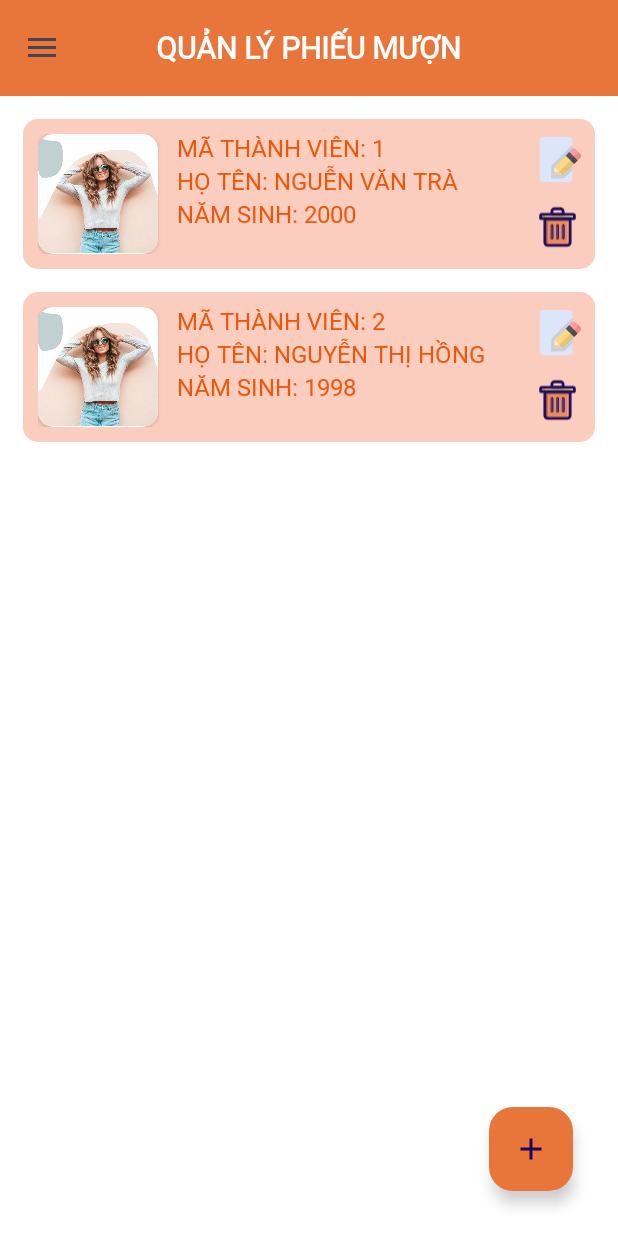
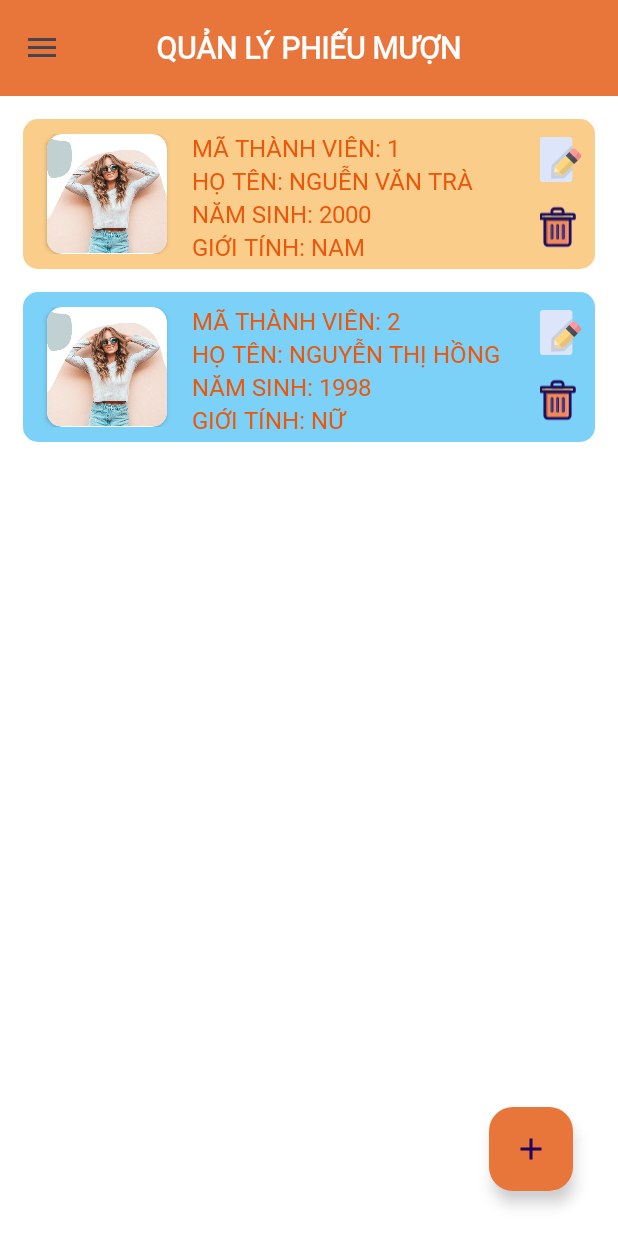
Before and after one commit to nvdhai2003/duanmaulib_hainvdph27340, an Android app: the fragment QLTVFragment placed in its activity, on a phone screen of 412 x 824 dp. Run offline under Robolectric (Android 15) with nearby library versions, the phone set to English and light mode, and no system bars.

Commit message:
update thi

```diff
--- a/app/src/main/java/hainvdph27340/fpoly/libpn/adapter/ThanhVienAdapter.java
+++ b/app/src/main/java/hainvdph27340/fpoly/libpn/adapter/ThanhVienAdapter.java
@@ -5,11 +5,14 @@ import android.app.Activity;
 import android.app.AlertDialog;
 import android.content.Context;
 import android.content.DialogInterface;
+import android.content.res.ColorStateList;
+import android.graphics.Color;
 import android.view.LayoutInflater;
 import android.view.View;
 import android.view.ViewGroup;
 import android.widget.EditText;
 import android.widget.ImageView;
+import android.widget.LinearLayout;
 import android.widget.TextView;
 import android.widget.Toast;
 
@@ -47,6 +50,20 @@ public class ThanhVienAdapter extends RecyclerView.Adapter<ThanhVienAdapter.View
         holder.txtMaTv.setText("MÃ THÀNH VIÊN: " + thanhVien.getMATV());
         holder.txtTenTv.setText("HỌ TÊN: " + thanhVien.getHOTEN());
         holder.txtNamSinh.setText("NĂM SINH: " + thanhVien.getNAMSINH());
+        holder.txtGioiTinh.setText("GIỚI TÍNH: " + thanhVien.getGIOITINH());
+
+        if (thanhVien.getGIOITINH().equals("Nam")) {
+            holder.linearThanhVien.setBackgroundResource(R.color.orange);
+        } else {
+            holder.linearThanhVien.setBackgroundResource(R.color.blue);
+        }
+
+        holder.linearThanhVien.setOnClickListener(new View.OnClickListener() {
+            @Override
+            public void onClick(View view) {
+                showDialogThongTin(thanhVien);
+            }
+        });
         holder.ivEdit.setOnClickListener(new View.OnClickListener() {
             @Override
             public void onClick(View v) {
@@ -119,8 +136,9 @@ public class ThanhVienAdapter extends RecyclerView.Adapter<ThanhVienAdapter.View
     }
 
     public class ViewHolder extends RecyclerView.ViewHolder {
-        TextView txtMaTv, txtTenTv, txtNamSinh;
+        TextView txtMaTv, txtTenTv, txtNamSinh, txtGioiTinh;
         ImageView ivEdit, ivDelete;
+        LinearLayout linearThanhVien;
 
         public ViewHolder(@NonNull View itemView) {
             super(itemView);
@@ -128,8 +146,10 @@ public class ThanhVienAdapter extends RecyclerView.Adapter<ThanhVienAdapter.View
             txtMaTv = itemView.findViewById(R.id.txt_matv);
             txtTenTv = itemView.findViewById(R.id.txt_tentv);
             txtNamSinh = itemView.findViewById(R.id.txt_namsinh);
+            txtGioiTinh = itemView.findViewById(R.id.txt_gioitinh);
             ivEdit = itemView.findViewById(R.id.iv_edit_tv);
             ivDelete = itemView.findViewById(R.id.iv_delete_tv);
+            linearThanhVien = itemView.findViewById(R.id.linear_thanhvien);
         }
     }
 
@@ -190,4 +210,32 @@ public class ThanhVienAdapter extends RecyclerView.Adapter<ThanhVienAdapter.View
         });
         dialog.show();
     }
+    @SuppressLint({"MissingInflatedId", "LocalSuppress"})
+    public void showDialogThongTin(ThanhVien thanhVien) {
+        AlertDialog.Builder builder = new AlertDialog.Builder(context);
+        LayoutInflater layoutInflater = ((Activity) context).getLayoutInflater();
+        View view = layoutInflater.inflate(R.layout.dialog_show_thongtin, null);
+        builder.setView(view);
+
+        TextView tvMaTv = view.findViewById(R.id.txt_show_matv);
+        TextView tvTenTv = view.findViewById(R.id.txt_show_tentv);
+        TextView tvNamSinhTv = view.findViewById(R.id.txt_show_namsinhtv);
+        TextView tvGioiTinhTv = view.findViewById(R.id.txt_show_gioitinhtv);
+
+        tvMaTv.setText("MÃ THÀNH VIÊN: " + String.valueOf(thanhVien.getMATV()));
+        tvTenTv.setText("HỌ TÊN: " + thanhVien.getHOTEN());
+        tvNamSinhTv.setText("NĂM SINH: " + thanhVien.getNAMSINH());
+        tvGioiTinhTv.setText("GIỚI TÍNH: " + thanhVien.getGIOITINH());
+
+        AlertDialog dialog = builder.create();
+
+        dialog.setOnShowListener(new DialogInterface.OnShowListener() {
+            @Override
+            public void onShow(DialogInterface dialogInterface) {
+                dialog.getWindow().setBackgroundDrawableResource(R.drawable.dialog_background);
+            }
+        });
+        dialog.show();
+
+    }
 }
--- a/app/src/main/java/hainvdph27340/fpoly/libpn/dao/ThanhVienDAO.java
+++ b/app/src/main/java/hainvdph27340/fpoly/libpn/dao/ThanhVienDAO.java
@@ -24,17 +24,18 @@ public class ThanhVienDAO {
         if (cursor.getCount() != 0) {
             cursor.moveToFirst();
             do {
-                list.add(new ThanhVien(cursor.getInt(0), cursor.getString(1), cursor.getString(2)));
+                list.add(new ThanhVien(cursor.getInt(0), cursor.getString(1), cursor.getString(2), cursor.getString(3)));
             } while (cursor.moveToNext());
         }
         return list;
     }
 
-    public boolean themThanhVien(String HOTEN, String NAMSINH) {
+    public boolean themThanhVien(String HOTEN, String NAMSINH, String GIOITINH) {
         SQLiteDatabase db = dbHelper.getWritableDatabase();
         ContentValues contentValues = new ContentValues();
         contentValues.put("HOTEN", HOTEN);
         contentValues.put("NAMSINH", NAMSINH);
+        contentValues.put("GIOITINH", GIOITINH);
         long check = db.insert("THANHVIEN", null, contentValues);
         if (check == -1) {
             return false;
--- a/app/src/main/java/hainvdph27340/fpoly/libpn/database/DbHelper.java
+++ b/app/src/main/java/hainvdph27340/fpoly/libpn/database/DbHelper.java
@@ -17,7 +17,7 @@ public class DbHelper extends SQLiteOpenHelper {
         String dbTableThuThu = "CREATE TABLE THUTHU (MATT TEXT PRIMARY KEY, HOTEN TEXT NOT NULL, MATKHAU TEXT NOT NULL, LOAITAIKHOAN TEXT )";
         db.execSQL(dbTableThuThu);
         // Bảng Thành Viên
-        String dbTableThanhVien = "CREATE TABLE THANHVIEN (MATV INTEGER PRIMARY KEY AUTOINCREMENT, HOTEN TEXT NOT NULL, NAMSINH TEXT NOT NULL)";
+        String dbTableThanhVien = "CREATE TABLE THANHVIEN (MATV INTEGER PRIMARY KEY AUTOINCREMENT, HOTEN TEXT NOT NULL, NAMSINH TEXT NOT NULL, GIOITINH TEXT NOT NULL)";
         db.execSQL(dbTableThanhVien);
         // Bảng Loại Sách
         String dbTableLoaiSach = "CREATE TABLE LOAISACH (MALOAI INTEGER PRIMARY KEY AUTOINCREMENT, TENLOAI TEXT NOT NULL)";
@@ -35,7 +35,7 @@ public class DbHelper extends SQLiteOpenHelper {
 
         // Data mẫu
         db.execSQL("INSERT INTO THUTHU VALUES ('admin', 'Nguyễn Văn Hải', 'abc123', 'Admin'), ('thuthu01', 'Nguyễn Văn Trung', 'abc456', 'ThuThu')");
-        db.execSQL("INSERT INTO THANHVIEN VALUES (1, 'Nguễn Văn Trà' , '2000'), (2, 'Nguyễn Thị Hồng', '1998')");
+        db.execSQL("INSERT INTO THANHVIEN VALUES (1, 'Nguễn Văn Trà' , '2000', 'Nam'), (2, 'Nguyễn Thị Hồng', '1998', 'Nữ')");
         db.execSQL("INSERT INTO LOAISACH VALUES (1, 'Giáo khoa'), (2, 'CNTT')");
         db.execSQL("INSERT INTO SACH VALUES (1, 'Ngữ Văn', 3000, 1), (2, 'Lập trình Android', 5000, 2)");
         db.execSQL("INSERT INTO PHIEUMUON VALUES (1, 'thuthu01', 1, 1, '27/03/2019', 0, 3000), (2, 'thuthu01', 2, 2, '27/01/2017', 1, 5000)");
--- a/app/src/main/java/hainvdph27340/fpoly/libpn/model/ThanhVien.java
+++ b/app/src/main/java/hainvdph27340/fpoly/libpn/model/ThanhVien.java
@@ -4,11 +4,21 @@ public class ThanhVien {
     private int MATV;
     private String HOTEN;
     private String NAMSINH;
+    private String GIOITINH;
 
-    public ThanhVien(int MATV, String HOTEN, String NAMSINH) {
+    public ThanhVien(int MATV, String HOTEN, String NAMSINH, String GIOITINH) {
         this.MATV = MATV;
         this.HOTEN = HOTEN;
         this.NAMSINH = NAMSINH;
+        this.GIOITINH = GIOITINH;
+    }
+
+    public String getGIOITINH() {
+        return GIOITINH;
+    }
+
+    public void setGIOITINH(String GIOITINH) {
+        this.GIOITINH = GIOITINH;
     }
 
     public int getMATV() {
--- a/app/src/main/res/layout/item_recyclerview_qltv.xml
+++ b/app/src/main/res/layout/item_recyclerview_qltv.xml
@@ -9,6 +9,7 @@
     app:cardCornerRadius="10dp">
 
     <LinearLayout
+        android:id="@+id/linear_thanhvien"
         android:layout_width="match_parent"
         android:layout_height="match_parent"
         android:background="#FACDBF"
@@ -18,18 +19,21 @@
             android:layout_width="match_parent"
             android:layout_height="wrap_content"
             android:layout_margin="10dp"
-            android:layout_weight="1.9"
+            android:layout_weight="1.8"
+            android:layout_gravity="center"
             android:orientation="vertical">
 
             <androidx.cardview.widget.CardView
                 android:layout_width="80dp"
                 android:layout_height="80dp"
-                app:cardCornerRadius="10dp">
+                app:cardCornerRadius="10dp"
+                android:layout_gravity="center">
 
                 <ImageView
                     android:layout_width="match_parent"
                     android:layout_height="match_parent"
-                    android:src="@drawable/women1" />
+                    android:src="@drawable/women1"
+                    android:layout_gravity="center"/>
             </androidx.cardview.widget.CardView>
 
         </LinearLayout>
@@ -70,6 +74,15 @@
                 android:textAllCaps="true"
                 android:textColor="#EA580C"
                 android:textSize="16sp" />
+            <TextView
+                android:id="@+id/txt_gioitinh"
+                android:layout_width="match_parent"
+                android:layout_height="wrap_content"
+                android:fontFamily="@font/regular"
+                android:text="AAA"
+                android:textAllCaps="true"
+                android:textColor="#EA580C"
+                android:textSize="16sp" />
         </LinearLayout>
 
         <LinearLayout
--- a/app/src/main/res/values/colors.xml
+++ b/app/src/main/res/values/colors.xml
@@ -3,4 +3,6 @@
     <color name="black">#FF000000</color>
     <color name="white">#FFFFFFFF</color>
     <color name="primary_color">#e87539</color>
+    <color name="blue">#7CD1F8</color>
+    <color name="orange">#FACD8A</color>
 </resources>
```
Also changed, not shown: app/src/main/java/hainvdph27340/fpoly/libpn/fragment/QLTVFragment.java (+14 -1 lines), app/src/main/res/layout/add_dialog_thanhvien.xml (+20 -0 lines), app/src/main/res/layout/dialog_show_thongtin.xml (added, +88 -0 lines).
